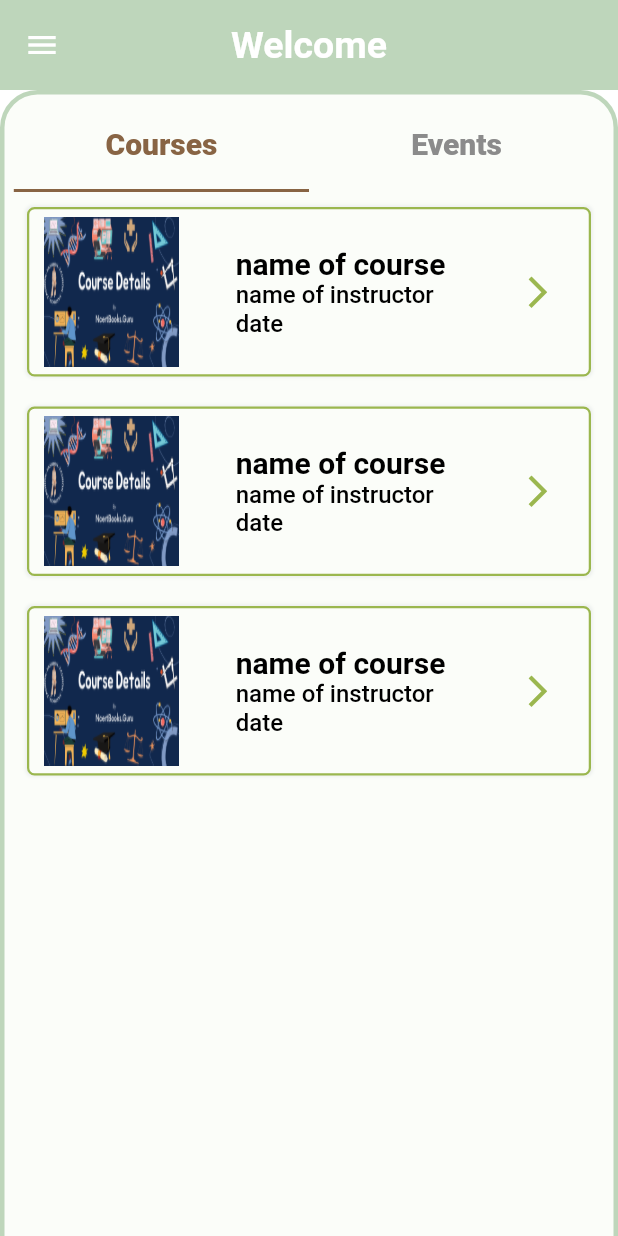
After one commit to HudaHakami/fasilah, a Flutter app: the DoctorHomeScreen screen opened directly, on a phone screen of 412 x 824 dp. The commit adds this screen. Run offline on Flutter 3.47's test engine with Material 2 defaults, Android fonts, the light colour scheme and no system bars; our stand-ins replace fluttertoast, google_fonts; Roboto replaces fonts that are missing (Tajawal).

Commit message:
Doctor interface
make the home page (courses list,events list)
and the profile

```diff
--- /dev/null
+++ b/lib/features/Doctor/home/courses_list.dart
@@ -0,0 +1,77 @@
+import 'package:flutter/material.dart';
+import '../../../shared/components/constants.dart';
+import '../../../shared/components/navigator.dart';
+import '../../../shared/styles/colors.dart';
+import '../../../shared/styles/images.dart';
+import '../../../shared/styles/styles.dart';
+import '../../admin/courses/courses_info.dart';
+class CoursesScreen extends StatefulWidget {
+  const CoursesScreen({super.key});
+
+  @override
+  State<CoursesScreen> createState() => _CoursesScreenState();
+}
+
+class _CoursesScreenState extends State<CoursesScreen> {
+  @override
+  Widget build(BuildContext context) {
+    return ListView.builder(
+      itemBuilder: (context, index) {
+        return Container(
+          width: width(context, 1),
+          margin: const EdgeInsets.symmetric(horizontal: 15, vertical: 10),
+          padding: const EdgeInsets.symmetric(horizontal: 10, vertical: 5),
+          decoration: BoxDecoration(
+              color: AppColors.white2,
+              borderRadius: BorderRadius.circular(5),
+              border: Border.all(color: AppColors.green, width: 1.5),
+              boxShadow: const [
+                BoxShadow(
+                    color: AppColors.lightGrey, blurRadius: 1, spreadRadius: 1)
+              ]),
+          child: Row(
+            mainAxisAlignment: MainAxisAlignment.spaceBetween,
+            children: [
+              const SizedBox(
+                  height: 100,
+                  width: 90,
+                  child: Image(image: AssetImage(course),fit: BoxFit.fill,)
+              ),
+              Column(
+                mainAxisAlignment: MainAxisAlignment.start,
+                crossAxisAlignment: CrossAxisAlignment.start,
+                children: [
+                  Text(
+                    'name of course',
+                    style: AppTextStyles.name,
+                  ),
+                  Text(
+                    'name of instructor',
+                    style: AppTextStyles.smTitles,
+                  ),
+                  Text(
+                    'date',
+                    style: AppTextStyles.smTitles,
+                  ),
+                ],
+              ),
+              Row(
+                children: [
+                  IconButton(
+                      onPressed: () {
+                        navigateTo(context,  const CoursesInfo(type: 'book',));
+                      },
+                      icon: const Icon(Icons.arrow_forward_ios,
+                        color: AppColors.green ,
+                        size: 25,
+                      )),
+                ],
+              )
+            ],
+          ),
+        );
+      },
+      itemCount: 3,
+    );
+  }
+}
--- /dev/null
+++ b/lib/features/Doctor/home/view.dart
@@ -0,0 +1,158 @@
+import 'package:fasilah_m1/features/Doctor/home/events_list.dart';
+import 'package:fasilah_m1/features/Doctor/profile/view.dart';
+import 'package:fasilah_m1/shared/components/components.dart';
+import 'package:fasilah_m1/shared/components/constants.dart';
+import 'package:fasilah_m1/shared/components/navigator.dart';
+import 'package:fasilah_m1/shared/styles/colors.dart';
+import 'package:fasilah_m1/shared/styles/styles.dart';
+import 'package:flutter/material.dart';
+import 'package:google_fonts/google_fonts.dart';
+
+import 'courses_list.dart';
+
+class DoctorHomeScreen extends StatefulWidget {
+  const DoctorHomeScreen({super.key});
+
+  @override
+  State<DoctorHomeScreen> createState() => _DoctorHomeScreenState();
+}
+
+class _DoctorHomeScreenState extends State<DoctorHomeScreen> {
+  TextEditingController searchController = TextEditingController();
+
+  @override
+  Widget build(BuildContext context) {
+    return DefaultTabController(
+      length: 2,
+      child: Scaffold(
+        drawer: Drawer(
+          backgroundColor: AppColors.white3,
+          child: Column(
+            children: [
+              DrawerHeader(
+                padding:
+                const EdgeInsets.symmetric(horizontal: 10, vertical: 10),
+                decoration: const BoxDecoration(),
+                child: Column(
+                  children: [
+                    const CircleAvatar(
+                      radius: 50,
+                      backgroundColor: AppColors.lightGreen,
+                      child: ImageIcon(
+                        AssetImage('assets/images/user.png'),
+                        size: 70,
+                        color: AppColors.white,
+                      ),
+                    ),
+                    const SizedBox(
+                      height: 10,
+                    ),
+                    Text(
+                      'Welcome Doctor',
+                      style: AppTextStyles.name,
+                    )
+                  ],
+                ),
+              ),
+              ListTile(
+                leading: const Icon(Icons.person),
+                title: Text(
+                  'Profile',
+                  style: AppTextStyles.name,
+                ),
+                onTap: () {
+                  navigateTo(context, const DoctorProfile());
+                },
+              ),
+              const SizedBox(),
+              Expanded(
+                child: Align(
+                  alignment: Alignment.bottomLeft,
+                  child: ListTile(
+                    leading: const Icon(Icons.logout),
+                    title: Text(
+                      'Log out',
+                      style: AppTextStyles.name,
+                    ),
+                    onTap: () {
+                      navigatePop(context);
+                      navigatePop(context);
+                    },
+                  ),
+                ),
+              ),
+            ],
+          ),
+        ),
+        appBar: AppBar(
+          title: const Text('Welcome'),
+        ),
+        body: SingleChildScrollView(
+          physics: const ClampingScrollPhysics(
+              parent: NeverScrollableScrollPhysics()),
+          child: Column(
+            children: [
+              //SearchTextField(
+                //text: 'search',
+               // controller: searchController,
+             // ),
+              Container(
+                height: MediaQuery.of(context).size.height / 1,
+                decoration: const BoxDecoration(
+                  color: AppColors.white2,
+                  borderRadius: BorderRadius.only(
+                    topLeft: Radius.circular(25),
+                    topRight: Radius.circular(25),
+                  ),
+                  border: Border.fromBorderSide(
+                      BorderSide(color: AppColors.lightGreen, width: 3)),
+                ),
+                child: Column(children: [
+                  SizedBox(
+                    height: 65,
+                    child: (TabBar(
+                      labelColor: AppColors.brown,
+                      unselectedLabelColor: AppColors.greyDark,
+                      indicatorColor: AppColors.brown,
+                      labelStyle: GoogleFonts.tajawal(
+                        textStyle: const TextStyle(
+                            fontSize: 20,
+                            height: 1.5,
+                            fontWeight: FontWeight.w800),
+                      ),
+                      isScrollable: true,
+                      tabs: <Widget>[
+                        SizedBox(
+                          width: width(context, 2.5),
+                          child: const Tab(
+                            text: 'Courses',
+                          ),
+                        ),
+                        SizedBox(
+                          width: width(context, 2.5),
+                          child: const Tab(
+                            text: 'Events',
+                          ),
+                        ),
+                      ],
+                    )),
+                  ),
+                  const Expanded(
+                    child: SizedBox(
+                      child: TabBarView(
+                        children: [
+                          CoursesScreen(),
+                          EventsScreen(),
+                        ],
+                      ),
+                    ),
+                  ),
+                ]),
+              )
+            ],
+          ),
+        ),
+      ),
+    );
+  }
+}
```
Also changed, not shown: lib/features/Doctor/home/events_list.dart (added, +83 -0 lines), lib/features/Doctor/profile/view.dart (added, +73 -0 lines), lib/features/registration/login/view.dart (+8 -5 lines), lib/features/registration/sign_up/view.dart (+31 -14 lines), lib/features/registration/welcome/view.dart (+11 -5 lines).
